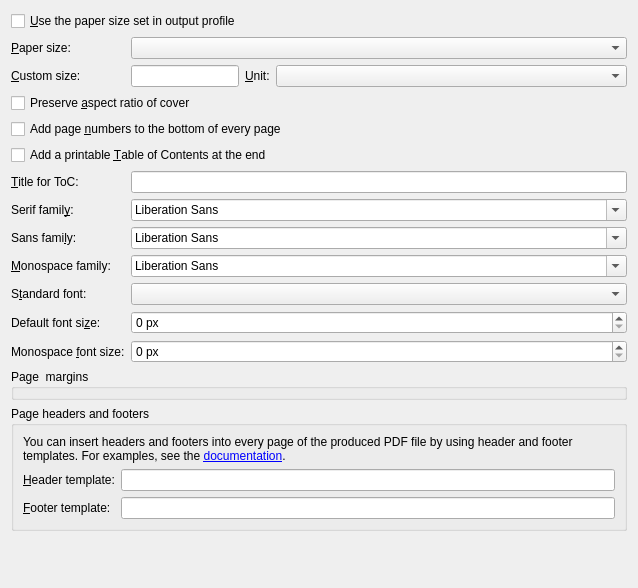
Before: the Qt Designer form src/calibre/gui2/convert/pdf_output.ui in debian-calibre/calibre, drawn with Qt 5.
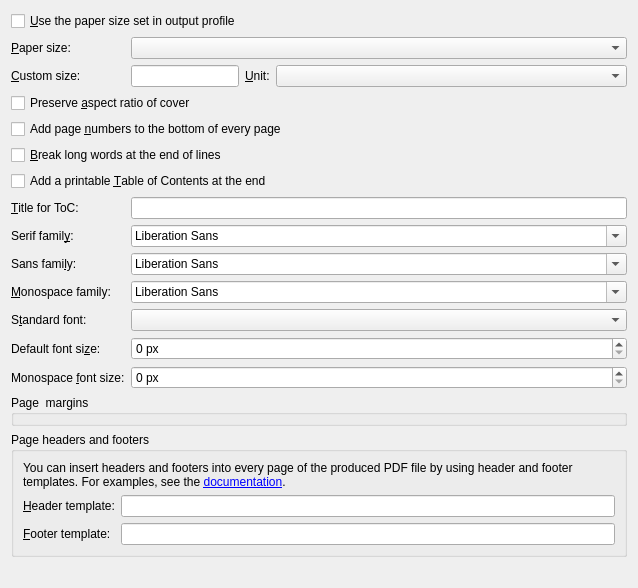
After: the same form once the commit is applied.

The edit to the form file:
```diff
--- a/src/calibre/gui2/convert/pdf_output.ui
+++ b/src/calibre/gui2/convert/pdf_output.ui
@@ -91,14 +91,14 @@
      </property>
     </widget>
    </item>
-   <item row="6" column="0" colspan="2">
+   <item row="7" column="0" colspan="2">
     <widget class="QCheckBox" name="opt_pdf_add_toc">
      <property name="text">
       <string>Add a printable &amp;Table of Contents at the end</string>
      </property>
     </widget>
    </item>
-   <item row="7" column="0">
+   <item row="8" column="0">
     <widget class="QLabel" name="label_14">
      <property name="text">
       <string>&amp;Title for ToC:</string>
@@ -108,10 +108,10 @@
      </property>
     </widget>
    </item>
-   <item row="7" column="1">
+   <item row="8" column="1">
     <widget class="QLineEdit" name="opt_toc_title"/>
    </item>
-   <item row="9" column="0">
+   <item row="10" column="0">
     <widget class="QLabel" name="label_4">
      <property name="text">
       <string>Serif famil&amp;y:</string>
@@ -121,10 +121,10 @@
      </property>
     </widget>
    </item>
-   <item row="9" column="1">
+   <item row="10" column="1">
     <widget class="QFontComboBox" name="opt_pdf_serif_family"/>
    </item>
-   <item row="10" column="0">
+   <item row="11" column="0">
     <widget class="QLabel" name="label_5">
      <property name="text">
       <string>Sans fami&amp;ly:</string>
@@ -134,10 +134,10 @@
      </property>
     </widget>
    </item>
-   <item row="10" column="1">
+   <item row="11" column="1">
     <widget class="QFontComboBox" name="opt_pdf_sans_family"/>
    </item>
-   <item row="11" column="0">
+   <item row="12" column="0">
     <widget class="QLabel" name="label_6">
      <property name="text">
       <string>&amp;Monospace family:</string>
@@ -147,10 +147,10 @@
      </property>
     </widget>
    </item>
-   <item row="11" column="1">
+   <item row="12" column="1">
     <widget class="QFontComboBox" name="opt_pdf_mono_family"/>
    </item>
-   <item row="12" column="0">
+   <item row="13" column="0">
     <widget class="QLabel" name="label_7">
      <property name="text">
       <string>S&amp;tandard font:</string>
@@ -160,10 +160,10 @@
      </property>
     </widget>
    </item>
-   <item row="12" column="1">
+   <item row="13" column="1">
     <widget class="QComboBox" name="opt_pdf_standard_font"/>
    </item>
-   <item row="13" column="0">
+   <item row="14" column="0">
     <widget class="QLabel" name="label_8">
      <property name="text">
       <string>Default font si&amp;ze:</string>
@@ -173,14 +173,14 @@
      </property>
     </widget>
    </item>
-   <item row="13" column="1">
+   <item row="14" column="1">
     <widget class="QSpinBox" name="opt_pdf_default_font_size">
      <property name="suffix">
       <string> px</string>
      </property>
     </widget>
    </item>
-   <item row="14" column="0">
+   <item row="15" column="0">
     <widget class="QLabel" name="label_9">
      <property name="text">
       <string>Monospace &amp;font size:</string>
@@ -190,21 +190,21 @@
      </property>
     </widget>
    </item>
-   <item row="14" column="1">
+   <item row="15" column="1">
     <widget class="QSpinBox" name="opt_pdf_mono_font_size">
      <property name="suffix">
       <string> px</string>
      </property>
     </widget>
    </item>
-   <item row="15" column="0" colspan="2">
+   <item row="16" column="0" colspan="2">
     <widget class="QGroupBox" name="page_margins_box">
      <property name="title">
       <string>Page  margins</string>
      </property>
     </widget>
    </item>
-   <item row="16" column="0" colspan="2">
+   <item row="17" column="0" colspan="2">
     <widget class="QGroupBox" name="template_box">
      <property name="title">
       <string>Page headers and footers</string>
@@ -252,6 +252,13 @@
      </layout>
     </widget>
    </item>
+   <item row="6" column="0" colspan="2">
+    <widget class="QCheckBox" name="opt_pdf_hyphenate">
+     <property name="text">
+      <string>&amp;Break long words at the end of lines</string>
+     </property>
+    </widget>
+   </item>
   </layout>
  </widget>
  <resources/>
```
